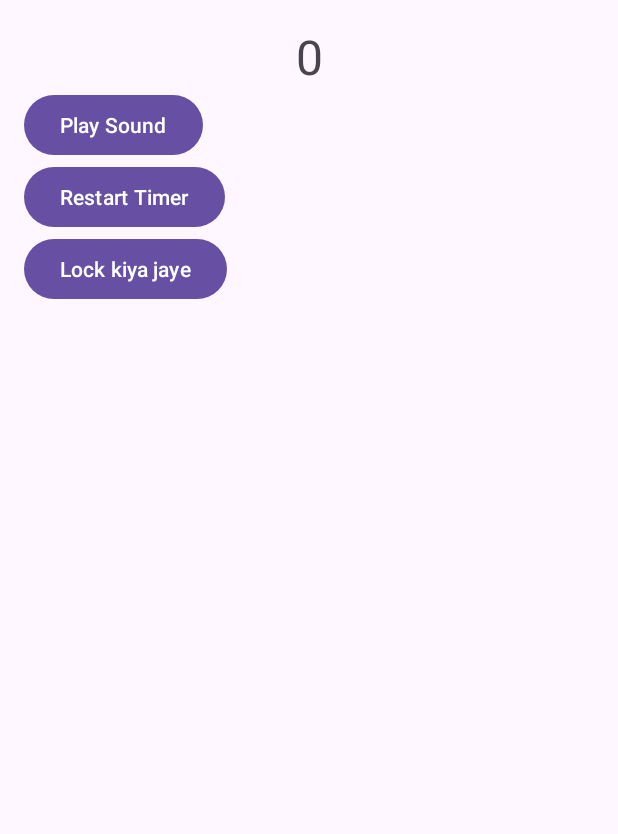
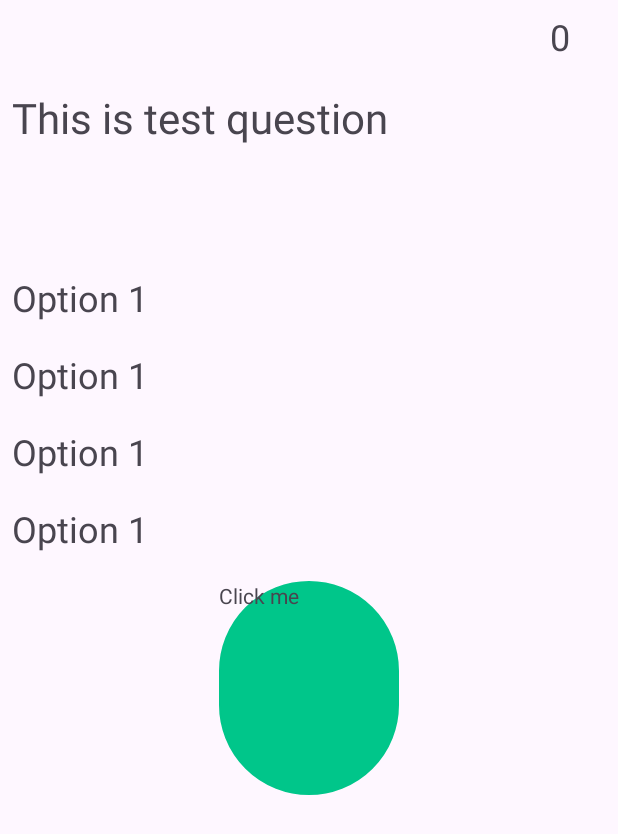
Before and after one commit to vishal-5450/BuzzerApp, an Android app: the layout activity_main.xml on its own in the app's theme, with its tools: preview values and no code run, on a phone screen of 412 x 824 dp. Shown: the top 834 px of the screen. Run offline under Robolectric (Android 15) with nearby library versions, the phone set to English and light mode, and no system bars.

Commit message:
Initial Commit

```diff
--- /dev/null
+++ b/app/src/main/res/drawable/round_btn.xml
@@ -0,0 +1,15 @@
+<?xml version="1.0" encoding="utf-8"?>
+<ripple xmlns:android="http://schemas.android.com/apk/res/android"
+    android:color="@color/white">
+    <item>
+        <shape android:shape="rectangle">
+
+            <stroke
+                android:width="1dp"
+                android:color="@color/white" />
+            <corners android:radius="1800dp" />
+            <solid android:color="@color/white"/>
+
+        </shape>
+    </item>
+</ripple>
--- a/app/src/main/res/layout/activity_main.xml
+++ b/app/src/main/res/layout/activity_main.xml
@@ -6,35 +6,103 @@
     android:layout_width="match_parent"
     android:layout_height="match_parent"
     android:orientation="vertical"
-    android:padding="16dp"
+    android:padding="8dp"
     tools:context=".MainActivity">
+
+    <LinearLayout
+        android:layout_width="match_parent"
+        android:layout_height="match_parent"
+        android:orientation="vertical"
+        android:weightSum="1"
+        >
 
     <TextView
         android:id="@+id/timer"
         android:layout_width="match_parent"
-        android:layout_height="wrap_content"
-        android:textSize="32sp"
+        android:layout_height="0dp"
+        android:paddingEnd="24dp"
+        android:textSize="24sp"
         android:text="0"
-        android:textAlignment="center"
+        android:layout_weight="0.05"
+        android:textAlignment="viewEnd"
 
         />
 
-    <Button
-        android:id="@+id/buttonPlaySound"
-        android:layout_width="wrap_content"
-        android:layout_height="wrap_content"
-        android:text="Play Sound" />
+        <TextView
+            android:id="@+id/tv_question"
+            android:layout_width="match_parent"
+            android:layout_height="0dp"
+            android:layout_marginTop="16dp"
+            android:text="This is test question"
+            android:textSize="28sp"
+            android:layout_weight="0.15"
+            />
 
-    <Button
-        android:id="@+id/restart_timer"
-        android:layout_width="wrap_content"
-        android:layout_height="wrap_content"
-        android:text="Restart Timer" />
+        <TextView
+            android:id="@+id/tv_option_1"
+            android:layout_width="match_parent"
+            android:layout_height="0dp"
+            android:text="Option 1"
+            android:textSize="24sp"
+            android:layout_marginTop="16dp"
+            android:layout_weight="0.05"
+            />
 
-    <Button
+        <TextView
+            android:id="@+id/tv_option_2"
+            android:layout_width="match_parent"
+            android:layout_height="0dp"
+            android:text="Option 1"
+            android:textSize="24sp"
+            android:layout_marginTop="16dp"
+            android:layout_weight="0.05"
+            />
+
+        <TextView
+            android:id="@+id/tv_option_3"
+            android:layout_width="match_parent"
+            android:layout_height="0dp"
+            android:text="Option 1"
+            android:textSize="24sp"
+            android:layout_marginTop="16dp"
+            android:layout_weight="0.05"
+            />
+
+        <TextView
+            android:id="@+id/tv_option_4"
+            android:layout_width="match_parent"
+            android:layout_height="0dp"
+            android:text="Option 1"
+            android:textSize="24sp"
+            android:layout_marginTop="16dp"
+            android:layout_weight="0.05"
+            />
+
+<!--    <Button-->
+<!--        android:id="@+id/buttonPlaySound"-->
+<!--        android:layout_width="wrap_content"-->
+<!--        android:layout_height="0dp"-->
+<!--        android:layout_weight="0.4"-->
+<!--        android:text="Play Sound" />-->
+
+<!--    <Button-->
+<!--        android:id="@+id/restart_timer"-->
+<!--        android:layout_width="wrap_content"-->
+<!--        android:layout_height="0dp"-->
+<!--        android:layout_weight="0.2"-->
+<!--        android:text="Restart Timer" />-->
+
+    <TextView
         android:id="@+id/save_response"
-        android:layout_width="wrap_content"
-        android:layout_height="wrap_content"
-        android:text="Lock kiya jaye" />
+        android:layout_width="120dp"
+        android:layout_height="0dp"
+        android:layout_weight="0.2"
+        android:text="Click me"
+        android:layout_gravity="center"
+        android:layout_marginTop="16dp"
+        android:backgroundTint="@color/btn_color"
+        android:background="@drawable/round_btn"
+        />
 
+    </LinearLayout>
 </LinearLayout>
--- a/app/src/main/res/values/colors.xml
+++ b/app/src/main/res/values/colors.xml
@@ -2,4 +2,5 @@
 <resources>
     <color name="black">#FF000000</color>
     <color name="white">#FFFFFFFF</color>
+    <color name="btn_color">#00c68a</color>
 </resources>
```
